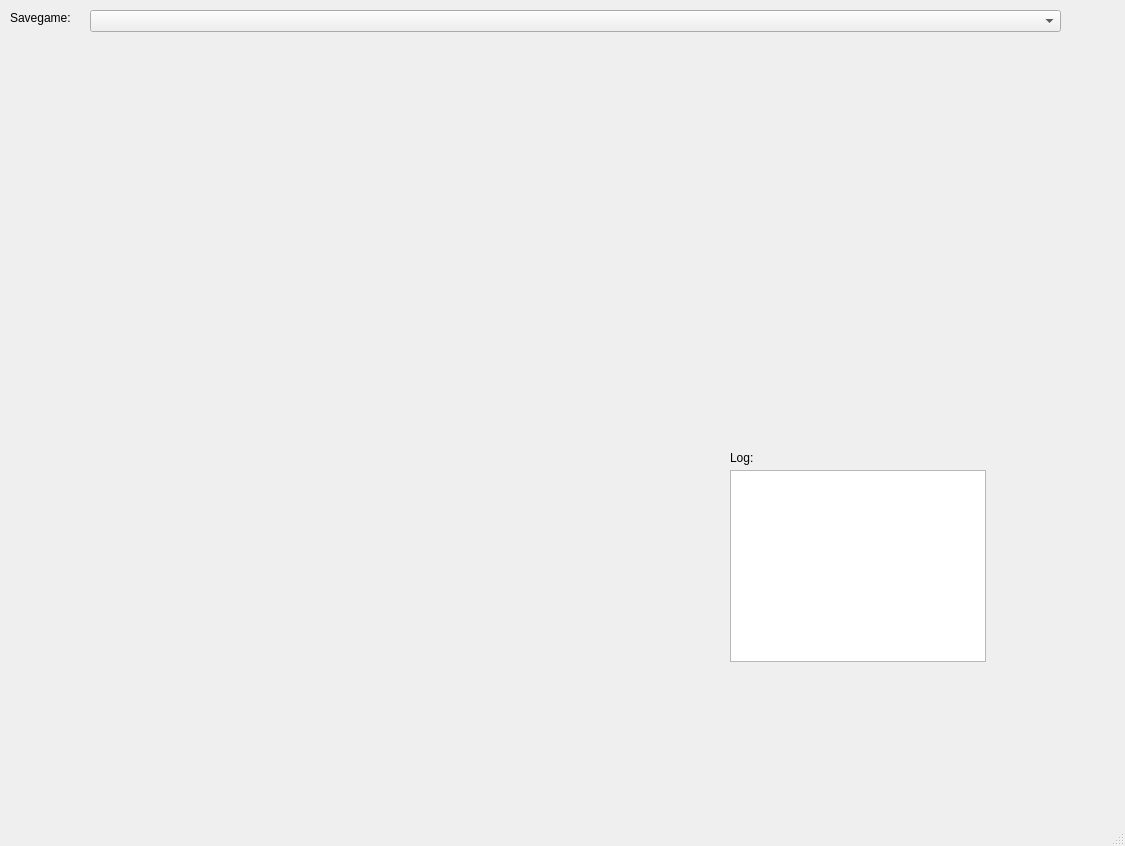
The window that data/wndmain.ui (ronanpaixao/SkyAlchemy) describes before a commit, drawn with Qt 5.
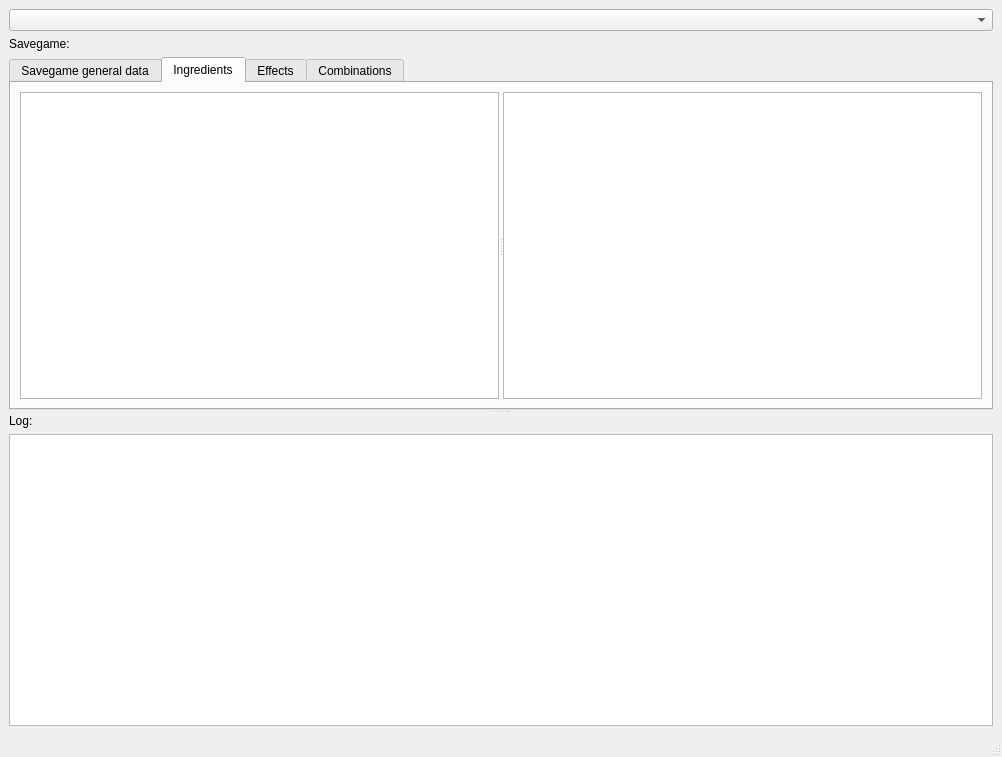
The same window after the commit. The open tabs and pages were chosen to show the change. Icons and pictures are not drawn.

Commit message: Divide UI into tabs

```diff
--- a/data/wndmain.ui
+++ b/data/wndmain.ui
@@ -6,8 +6,8 @@
    <rect>
     <x>0</x>
     <y>0</y>
-    <width>1125</width>
-    <height>846</height>
+    <width>1002</width>
+    <height>757</height>
    </rect>
   </property>
   <property name="windowTitle">
@@ -18,52 +18,84 @@
     <normaloff>logo.png</normaloff>logo.png</iconset>
   </property>
   <widget class="QWidget" name="centralwidget">
-   <widget class="QLabel" name="lblLog">
-    <property name="geometry">
-     <rect>
-      <x>730</x>
-      <y>450</y>
-      <width>25</width>
-      <height>16</height>
-     </rect>
-    </property>
-    <property name="text">
-     <string>Log:</string>
-    </property>
-   </widget>
-   <widget class="QPlainTextEdit" name="txtLog">
-    <property name="geometry">
-     <rect>
-      <x>730</x>
-      <y>470</y>
-      <width>256</width>
-      <height>192</height>
-     </rect>
-    </property>
-   </widget>
-   <widget class="QLabel" name="label">
-    <property name="geometry">
-     <rect>
-      <x>10</x>
-      <y>10</y>
-      <width>101</width>
-      <height>16</height>
-     </rect>
-    </property>
-    <property name="text">
-     <string>Savegame:</string>
-    </property>
-   </widget>
-   <widget class="QComboBox" name="comboSavegames">
-    <property name="geometry">
-     <rect>
-      <x>90</x>
-      <y>10</y>
-      <width>971</width>
-      <height>22</height>
-     </rect>
-    </property>
-   </widget>
+   <layout class="QVBoxLayout" name="verticalLayout_4">
+    <item>
+     <widget class="QComboBox" name="comboSavegames"/>
+    </item>
+    <item>
+     <widget class="QLabel" name="label">
+      <property name="text">
+       <string>Savegame:</string>
+      </property>
+     </widget>
+    </item>
+    <item>
+     <widget class="QSplitter" name="splitter_2">
+      <property name="orientation">
+       <enum>Qt::Vertical</enum>
+      </property>
+      <widget class="QTabWidget" name="tabs">
+       <property name="currentIndex">
+        <number>0</number>
+       </property>
+       <widget class="QWidget" name="tabGeneral">
+        <attribute name="title">
+         <string>Savegame general data</string>
+        </attribute>
+        <layout class="QVBoxLayout" name="verticalLayout">
+         <item>
+          <widget class="QTextEdit" name="textGeneral"/>
+         </item>
+        </layout>
+       </widget>
+       <widget class="QWidget" name="tabIngr">
+        <attribute name="title">
+         <string>Ingredients</string>
+        </attribute>
+        <layout class="QVBoxLayout" name="verticalLayout_2">
+         <item>
+          <widget class="QSplitter" name="splitter">
+           <property name="orientation">
+            <enum>Qt::Horizontal</enum>
+           </property>
+           <widget class="QTableView" name="tableIngr">
+            <property name="sortingEnabled">
+             <bool>true</bool>
+            </property>
+           </widget>
+           <widget class="QTextEdit" name="textIngr"/>
+          </widget>
+         </item>
+        </layout>
+       </widget>
+       <widget class="QWidget" name="tabEffects">
+        <attribute name="title">
+         <string>Effects</string>
+        </attribute>
+       </widget>
+       <widget class="QWidget" name="tabComb">
+        <attribute name="title">
+         <string>Combinations</string>
+        </attribute>
+       </widget>
+      </widget>
+      <widget class="QWidget" name="">
+       <layout class="QVBoxLayout" name="verticalLayout_3">
+        <item>
+         <widget class="QLabel" name="lblLog">
+          <property name="text">
+           <string>Log:</string>
+          </property>
+         </widget>
+        </item>
+        <item>
+         <widget class="QPlainTextEdit" name="txtLog"/>
+        </item>
+       </layout>
+      </widget>
+     </widget>
+    </item>
+   </layout>
   </widget>
   <widget class="QMenuBar" name="menubar">
    <property name="geometry">
```
Left out of the diff: 2 changed lines with no effect on the pictures.
